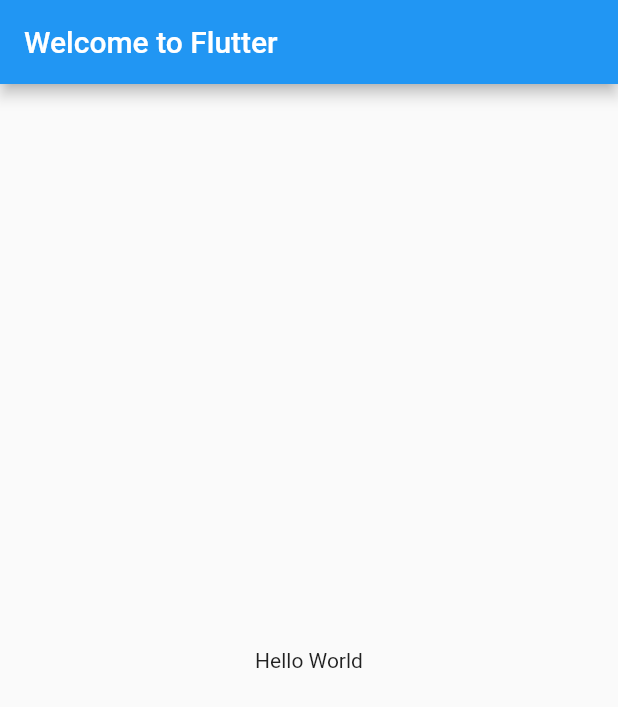
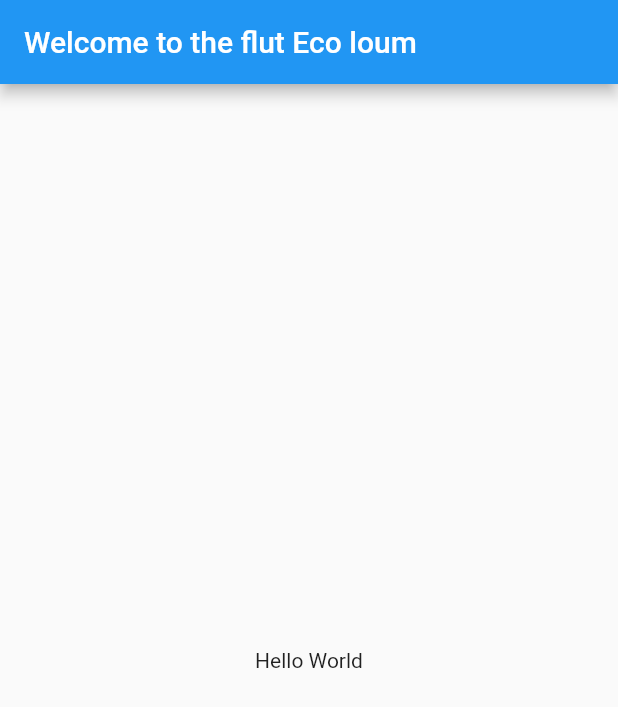
Before and after one commit to mysteriouslymysterious/flutter_play_eco_app, a Flutter app: the screen it shows after launch, on a phone screen of 412 x 824 dp. Shown: the top 707 px of the screen. Run offline on Flutter 3.47's test engine with Material 2 defaults, Android fonts, the phone set to English and light mode, and no system bars.

Commit message:
Second Commit

```diff
--- a/lib/main.dart
+++ b/lib/main.dart
@@ -9,7 +9,7 @@ class MyApp extends StatelessWidget {
       title: 'Welcome to Flutter',
       home: Scaffold(
         appBar: AppBar(
-          title: Text('Welcome to Flutter'),
+          title: Text('Welcome to the flut Eco loum'),
         ),
         body: Center(
           child: Text('Hello World'),
```
